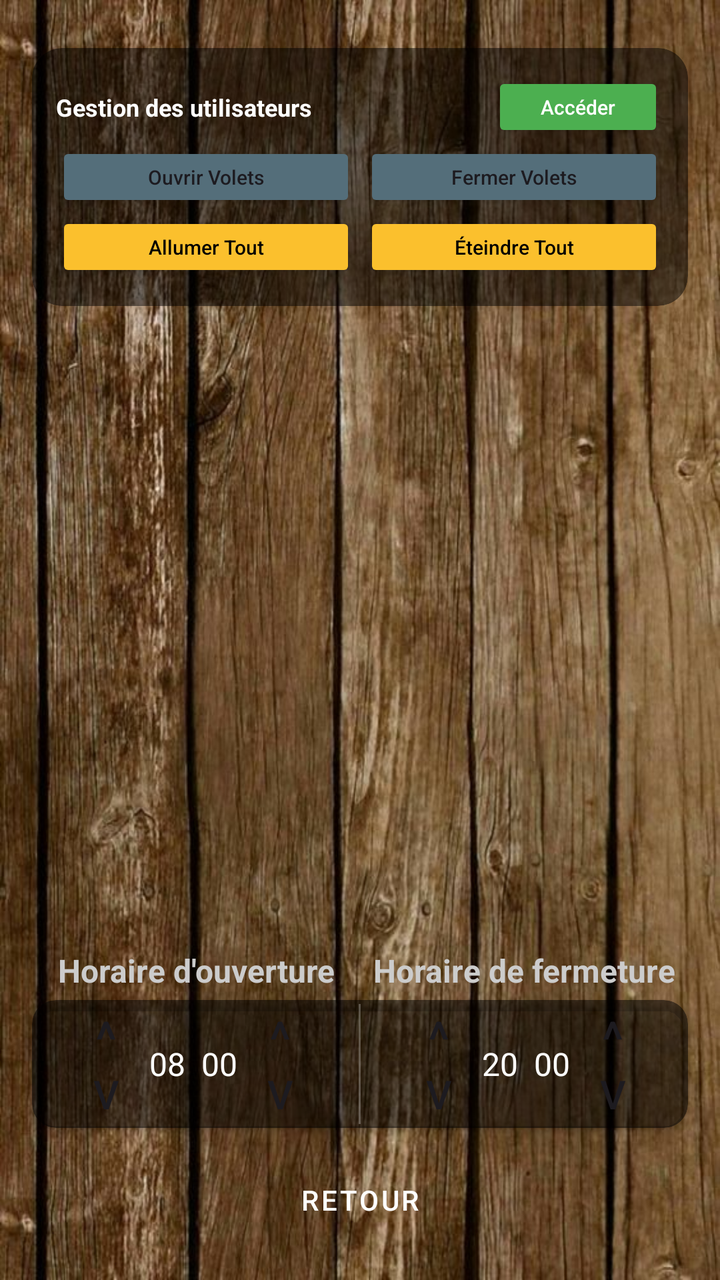
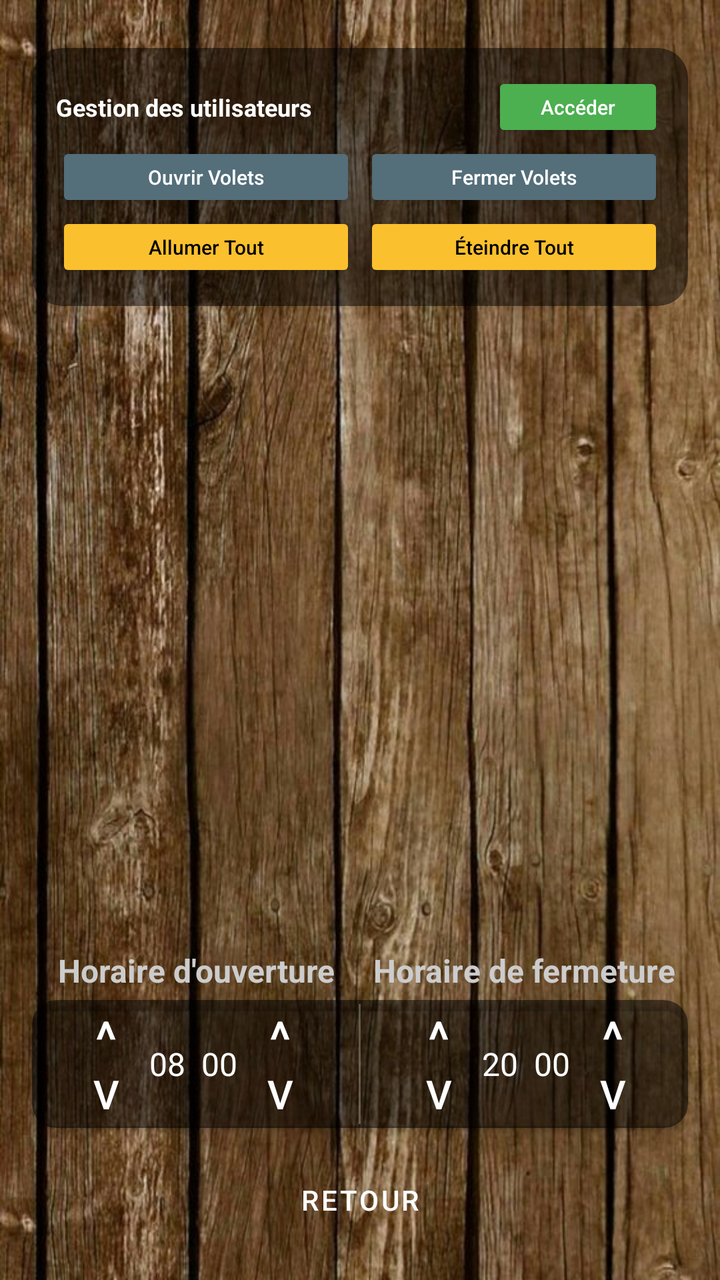

Before-and-after screenshots of an Android layout around one commit, followed by the original layout XML and the change that was made.
<!-- AndroidManifest.xml: application theme Theme.PolyhomeSIDREVILLERET -->
<!-- res/layout/activity_device.xml -->
<?xml version="1.0" encoding="utf-8"?>
<androidx.constraintlayout.widget.ConstraintLayout xmlns:android="http://schemas.android.com/apk/res/android"
    xmlns:app="http://schemas.android.com/apk/res-auto"
    xmlns:tools="http://schemas.android.com/tools"
    android:id="@+id/main"
    android:layout_width="match_parent"
    android:layout_height="match_parent"
    android:background="@drawable/image"
    tools:context=".DeviceActivity">

    <androidx.cardview.widget.CardView
        android:id="@+id/headerCard"
        android:layout_width="0dp"
        android:layout_height="wrap_content"
        android:layout_marginStart="16dp"
        android:layout_marginTop="24dp"
        android:layout_marginEnd="16dp"
        app:cardBackgroundColor="#80000000"
        app:cardCornerRadius="15dp"
        app:cardElevation="0dp"
        app:layout_constraintEnd_toEndOf="parent"
        app:layout_constraintStart_toStartOf="parent"
        app:layout_constraintTop_toTopOf="parent">

        <LinearLayout
            android:layout_width="match_parent"
            android:layout_height="wrap_content"
            android:orientation="vertical"
            android:padding="12dp">

            <androidx.constraintlayout.widget.ConstraintLayout
                android:layout_width="match_parent"
                android:layout_height="wrap_content"
                app:layout_constraintEnd_toEndOf="parent"
                app:layout_constraintHorizontal_bias="0.5"
                app:layout_constraintStart_toStartOf="parent">

                <TextView
                    android:id="@+id/textView3"
                    android:layout_width="0dp"
                    android:layout_height="wrap_content"
                    android:layout_marginEnd="12dp"
                    android:text="Gestion des utilisateurs"
                    android:textColor="@android:color/white"
                    android:textSize="12sp"
                    android:textStyle="bold"
                    app:layout_constraintBottom_toBottomOf="parent"
                    app:layout_constraintEnd_toStartOf="@+id/accessUsersButtonDeviceActivity"
                    app:layout_constraintStart_toStartOf="parent"
                    app:layout_constraintTop_toTopOf="parent" />

                <Button
                    android:id="@+id/accessUsersButtonDeviceActivity"
                    android:layout_width="86dp"
                    android:layout_height="35dp"
                    android:backgroundTint="#4CAF50"
                    android:text="Accéder"
                    android:textAllCaps="false"
                    android:textColor="@android:color/white"
                    android:textSize="10sp"
                    app:cornerRadius="10dp"
                    app:layout_constraintBottom_toBottomOf="parent"
                    app:layout_constraintEnd_toEndOf="parent"
                    app:layout_constraintTop_toTopOf="parent" />
            </androidx.constraintlayout.widget.ConstraintLayout>

            <LinearLayout
                android:layout_width="match_parent"
                android:layout_height="wrap_content"
                android:orientation="horizontal">

                <Button
                    android:id="@+id/btnOpenAllShutters"
                    android:layout_width="0dp"
                    android:layout_height="35dp"
                    android:layout_marginEnd="2dp"
                    android:layout_weight="1"
                    android:backgroundTint="#546E7A"
                    android:text="Ouvrir Volets"
                    android:textAllCaps="false"
                    android:textSize="10sp"
                    app:cornerRadius="8dp" />

                <Button
                    android:id="@+id/btnCloseAllShutters"
                    android:layout_width="0dp"
                    android:layout_height="35dp"
                    android:layout_marginStart="2dp"
                    android:layout_weight="1"
                    android:backgroundTint="#546E7A"
                    android:text="Fermer Volets"
                    android:textAllCaps="false"
                    android:textSize="10sp"
                    app:cornerRadius="8dp" />
            </LinearLayout>
            <LinearLayout
                android:layout_width="match_parent"
                android:layout_height="wrap_content"
                android:orientation="horizontal">

                <Button
                    android:id="@+id/btnOnAllLights"
                    android:layout_width="0dp"
                    android:layout_height="35dp"
                    android:layout_marginEnd="2dp"
                    android:layout_weight="1"
                    android:backgroundTint="#FBC02D"
                    android:text="Allumer Tout"
                    android:textAllCaps="false"
                    android:textColor="@android:color/black"
                    android:textSize="10sp"
                    app:cornerRadius="8dp" />

                <Button
                    android:id="@+id/btnOffAllLights"
                    android:layout_width="0dp"
                    android:layout_height="35dp"
                    android:layout_marginStart="2dp"
                    android:layout_weight="1"
                    android:backgroundTint="#FBC02D"
                    android:text="Éteindre Tout"
                    android:textAllCaps="false"
                    android:textColor="@android:color/black"
                    android:textSize="10sp"
                    app:cornerRadius="8dp" />
            </LinearLayout>
        </LinearLayout>
    </androidx.cardview.widget.CardView>

    <LinearLayout
        android:id="@+id/titlesScheduling"
        android:layout_width="0dp"
        android:layout_height="wrap_content"
        android:orientation="horizontal"
        android:layout_marginBottom="4dp"
        android:weightSum="2"
        app:layout_constraintBottom_toTopOf="@+id/cardScheduling"
        app:layout_constraintEnd_toEndOf="@+id/cardScheduling"
        app:layout_constraintStart_toStartOf="@+id/cardScheduling">

        <TextView
            android:layout_width="0dp"
            android:layout_height="wrap_content"
            android:layout_weight="1"
            android:text="Horaire d'ouverture"
            android:textColor="#CCCCCC"
            android:textSize="16sp"
            android:gravity="center"
            android:textStyle="bold" />

        <TextView
            android:layout_width="0dp"
            android:layout_height="wrap_content"
            android:layout_weight="1"
            android:text="Horaire de fermeture"
            android:textColor="#CCCCCC"
            android:textSize="16sp"
            android:gravity="center"
            android:textStyle="bold" />
    </LinearLayout>

    <ListView
        android:id="@+id/deviceListViewDeviceActivity"
        android:layout_width="411dp"
        android:layout_height="379dp"
        android:layout_marginTop="12dp"
        android:layout_marginBottom="80dp"
        android:clipToPadding="false"
        android:divider="@android:color/transparent"
        android:dividerHeight="10dp"
        android:paddingStart="16dp"
        android:paddingEnd="16dp"
        app:layout_constraintBottom_toTopOf="@+id/backButtonDeviceActivity"
        app:layout_constraintEnd_toEndOf="parent"
        app:layout_constraintHorizontal_bias="0.0"
        app:layout_constraintStart_toStartOf="parent"
        app:layout_constraintTop_toBottomOf="@+id/headerCard"
        app:layout_constraintVertical_bias="0.217" />

    <androidx.cardview.widget.CardView
        android:id="@+id/cardScheduling"
        android:layout_width="0dp"
        android:layout_height="wrap_content"
        android:layout_marginStart="16dp"
        android:layout_marginEnd="16dp"
        android:layout_marginBottom="12dp"
        app:cardBackgroundColor="#80000000"
        app:cardCornerRadius="12dp"
        app:layout_constraintBottom_toTopOf="@+id/backButtonDeviceActivity"
        app:layout_constraintEnd_toEndOf="parent"
        app:layout_constraintStart_toStartOf="parent">

        <LinearLayout
            android:layout_width="match_parent"
            android:layout_height="wrap_content"
            android:orientation="horizontal"
            android:padding="2dp"
            android:weightSum="2">

            <LinearLayout
                android:layout_width="0dp"
                android:layout_height="wrap_content"
                android:layout_weight="1"
                android:gravity="center"
                android:orientation="horizontal">

                <LinearLayout
                    android:layout_width="wrap_content"
                    android:layout_height="wrap_content"
                    android:orientation="vertical">
                    <Button android:id="@+id/btnPlusHourOpen" android:layout_width="35dp" android:layout_height="30dp" android:text="^" android:textSize="25sp" android:padding="0dp" android:background="@android:color/transparent" android:stateListAnimator="@null" />
                    <Button android:id="@+id/btnMinusHourOpen" android:layout_width="35dp" android:layout_height="30dp" android:text="v" android:textSize="20sp" android:padding="0dp" android:background="@android:color/transparent" android:stateListAnimator="@null"  />
                </LinearLayout>

                <TextView android:id="@+id/txtHourOpen" android:layout_width="wrap_content" android:layout_height="wrap_content" android:text="08" android:textColor="#FFF" android:textSize="16sp" android:layout_marginHorizontal="4dp" />

                <TextView android:id="@+id/txtMinOpen" android:layout_width="wrap_content" android:layout_height="wrap_content" android:text="00" android:textColor="#FFF" android:textSize="16sp" android:layout_marginHorizontal="4dp" />

                <LinearLayout
                    android:layout_width="wrap_content"
                    android:layout_height="wrap_content"
                    android:orientation="vertical">
                    <Button android:id="@+id/btnPlusMinOpen" android:layout_width="35dp" android:layout_height="30dp" android:text="^" android:textSize="25sp" android:padding="0dp" android:background="@android:color/transparent" android:stateListAnimator="@null"  />
                    <Button android:id="@+id/btnMinusMinOpen" android:layout_width="35dp" android:layout_height="30dp" android:text="v" android:textSize="20sp" android:padding="0dp" android:background="@android:color/transparent" android:stateListAnimator="@null" />
                </LinearLayout>
            </LinearLayout>

            <View android:layout_width="1dp" android:layout_height="match_parent" android:background="#40FFFFFF" android:layout_marginHorizontal="4dp" />

            <LinearLayout
                android:layout_width="0dp"
                android:layout_height="wrap_content"
                android:layout_weight="1"
                android:gravity="center"
                android:orientation="horizontal">

                <LinearLayout
                    android:layout_width="wrap_content"
                    android:layout_height="wrap_content"
                    android:orientation="vertical">
                    <Button android:id="@+id/btnPlusHourClose" android:layout_width="35dp" android:layout_height="30dp" android:text="^" android:textSize="25sp" android:padding="0dp" android:background="@android:color/transparent" android:stateListAnimator="@null"  />
                    <Button android:id="@+id/btnMinusHourClose" android:layout_width="35dp" android:layout_height="30dp" android:text="v" android:textSize="20sp" android:padding="0dp" android:background="@android:color/transparent" android:stateListAnimator="@null" />
                </LinearLayout>

                <TextView android:id="@+id/txtHourClose" android:layout_width="wrap_content" android:layout_height="wrap_content" android:text="20" android:textColor="#FFF" android:textSize="16sp" android:layout_marginHorizontal="4dp" />

                <TextView android:id="@+id/txtMinClose" android:layout_width="wrap_content" android:layout_height="wrap_content" android:text="00" android:textColor="#FFF" android:textSize="16sp" android:layout_marginHorizontal="4dp" />

                <LinearLayout
                    android:layout_width="wrap_content"
                    android:layout_height="wrap_content"
                    android:orientation="vertical">
                    <Button android:id="@+id/btnPlusMinClose" android:layout_width="35dp" android:layout_height="30dp" android:text="^" android:textSize="25sp" android:padding="0dp" android:background="@android:color/transparent" android:stateListAnimator="@null" />
                    <Button android:id="@+id/btnMinusMinClose" android:layout_width="35dp" android:layout_height="30dp" android:text="v" android:textSize="20sp" android:padding="0dp" android:background="@android:color/transparent" android:stateListAnimator="@null" />
                </LinearLayout>
            </LinearLayout>
        </LinearLayout>
    </androidx.cardview.widget.CardView>

    <Button
        android:id="@+id/backButtonDeviceActivity"
        style="@style/Widget.MaterialComponents.Button.TextButton"
        android:layout_width="wrap_content"
        android:layout_height="wrap_content"
        android:layout_marginBottom="16dp"
        android:text="Retour"
        android:textColor="@android:color/white"
        app:layout_constraintBottom_toBottomOf="parent"
        app:layout_constraintEnd_toEndOf="parent"
        app:layout_constraintStart_toStartOf="parent" />

</androidx.constraintlayout.widget.ConstraintLayout>
<!-- resources referenced by this layout -->
<resources>
  <!-- drawable image: jpg bitmap (drawable, 109802 bytes) -->
  <style name="Theme.PolyhomeSIDREVILLERET" parent="Base.Theme.PolyhomeSIDREVILLERET" />
  <style name="Base.Theme.PolyhomeSIDREVILLERET" parent="Theme.Material3.DayNight.NoActionBar">
          
          
      </style>
</resources>

<!-- the commit's change to res/layout/activity_device.xml (unified diff, before → after) -->
@@ -77,6 +77,7 @@
                     android:layout_weight="1"
                     android:backgroundTint="#546E7A"
                     android:text="Ouvrir Volets"
+                    android:textColor="@color/white"
                     android:textAllCaps="false"
                     android:textSize="10sp"
                     app:cornerRadius="8dp" />
@@ -89,6 +90,7 @@
                     android:layout_weight="1"
                     android:backgroundTint="#546E7A"
                     android:text="Fermer Volets"
+                    android:textColor="@color/white"
                     android:textAllCaps="false"
                     android:textSize="10sp"
                     app:cornerRadius="8dp" />
@@ -208,8 +210,8 @@
                     android:layout_width="wrap_content"
                     android:layout_height="wrap_content"
                     android:orientation="vertical">
-                    <Button android:id="@+id/btnPlusHourOpen" android:layout_width="35dp" android:layout_height="30dp" android:text="^" android:textSize="25sp" android:padding="0dp" android:background="@android:color/transparent" android:stateListAnimator="@null" />
-                    <Button android:id="@+id/btnMinusHourOpen" android:layout_width="35dp" android:layout_height="30dp" android:text="v" android:textSize="20sp" android:padding="0dp" android:background="@android:color/transparent" android:stateListAnimator="@null"  />
+                    <Button android:id="@+id/btnPlusHourOpen" android:layout_width="35dp" android:layout_height="30dp" android:text="^" android:textColor="@color/white" android:textSize="25sp" android:padding="0dp" android:background="@android:color/transparent" android:stateListAnimator="@null" />
+                    <Button android:id="@+id/btnMinusHourOpen" android:layout_width="35dp" android:layout_height="30dp" android:text="v" android:textColor="@color/white" android:textSize="20sp" android:padding="0dp" android:background="@android:color/transparent" android:stateListAnimator="@null"  />
                 </LinearLayout>
 
                 <TextView android:id="@+id/txtHourOpen" android:layout_width="wrap_content" android:layout_height="wrap_content" android:text="08" android:textColor="#FFF" android:textSize="16sp" android:layout_marginHorizontal="4dp" />
@@ -220,8 +222,8 @@
                     android:layout_width="wrap_content"
                     android:layout_height="wrap_content"
                     android:orientation="vertical">
-                    <Button android:id="@+id/btnPlusMinOpen" android:layout_width="35dp" android:layout_height="30dp" android:text="^" android:textSize="25sp" android:padding="0dp" android:background="@android:color/transparent" android:stateListAnimator="@null"  />
-                    <Button android:id="@+id/btnMinusMinOpen" android:layout_width="35dp" android:layout_height="30dp" android:text="v" android:textSize="20sp" android:padding="0dp" android:background="@android:color/transparent" android:stateListAnimator="@null" />
+                    <Button android:id="@+id/btnPlusMinOpen" android:layout_width="35dp" android:layout_height="30dp" android:text="^" android:textColor="@color/white" android:textSize="25sp" android:padding="0dp" android:background="@android:color/transparent" android:stateListAnimator="@null"  />
+                    <Button android:id="@+id/btnMinusMinOpen" android:layout_width="35dp" android:layout_height="30dp" android:text="v" android:textColor="@color/white" android:textSize="20sp" android:padding="0dp" android:background="@android:color/transparent" android:stateListAnimator="@null" />
                 </LinearLayout>
             </LinearLayout>
 
@@ -238,8 +240,8 @@
                     android:layout_width="wrap_content"
                     android:layout_height="wrap_content"
                     android:orientation="vertical">
-                    <Button android:id="@+id/btnPlusHourClose" android:layout_width="35dp" android:layout_height="30dp" android:text="^" android:textSize="25sp" android:padding="0dp" android:background="@android:color/transparent" android:stateListAnimator="@null"  />
-                    <Button android:id="@+id/btnMinusHourClose" android:layout_width="35dp" android:layout_height="30dp" android:text="v" android:textSize="20sp" android:padding="0dp" android:background="@android:color/transparent" android:stateListAnimator="@null" />
+                    <Button android:id="@+id/btnPlusHourClose" android:layout_width="35dp" android:layout_height="30dp" android:text="^" android:textColor="@color/white" android:textSize="25sp" android:padding="0dp" android:background="@android:color/transparent" android:stateListAnimator="@null"  />
+                    <Button android:id="@+id/btnMinusHourClose" android:layout_width="35dp" android:layout_height="30dp" android:text="v" android:textColor="@color/white" android:textSize="20sp" android:padding="0dp" android:background="@android:color/transparent" android:stateListAnimator="@null" />
                 </LinearLayout>
 
                 <TextView android:id="@+id/txtHourClose" android:layout_width="wrap_content" android:layout_height="wrap_content" android:text="20" android:textColor="#FFF" android:textSize="16sp" android:layout_marginHorizontal="4dp" />
@@ -250,8 +252,8 @@
                     android:layout_width="wrap_content"
                     android:layout_height="wrap_content"
                     android:orientation="vertical">
-                    <Button android:id="@+id/btnPlusMinClose" android:layout_width="35dp" android:layout_height="30dp" android:text="^" android:textSize="25sp" android:padding="0dp" android:background="@android:color/transparent" android:stateListAnimator="@null" />
-                    <Button android:id="@+id/btnMinusMinClose" android:layout_width="35dp" android:layout_height="30dp" android:text="v" android:textSize="20sp" android:padding="0dp" android:background="@android:color/transparent" android:stateListAnimator="@null" />
+                    <Button android:id="@+id/btnPlusMinClose" android:layout_width="35dp" android:layout_height="30dp" android:text="^" android:textColor="@color/white" android:textSize="25sp" android:padding="0dp" android:background="@android:color/transparent" android:stateListAnimator="@null" />
+                    <Button android:id="@+id/btnMinusMinClose" android:layout_width="35dp" android:layout_height="30dp" android:text="v" android:textColor="@color/white" android:textSize="20sp" android:padding="0dp" android:background="@android:color/transparent" android:stateListAnimator="@null" />
                 </LinearLayout>
             </LinearLayout>
         </LinearLayout>
<!-- resource entries referenced after the edit -->
@@ -1,5 +1,6 @@
 <!-- resources referenced by this layout -->
 <resources>
+  <color name="white">#FFFFFFFF</color>
   <!-- drawable image: jpg bitmap (drawable, 109802 bytes) -->
   <style name="Theme.PolyhomeSIDREVILLERET" parent="Base.Theme.PolyhomeSIDREVILLERET" />
   <style name="Base.Theme.PolyhomeSIDREVILLERET" parent="Theme.Material3.DayNight.NoActionBar">
